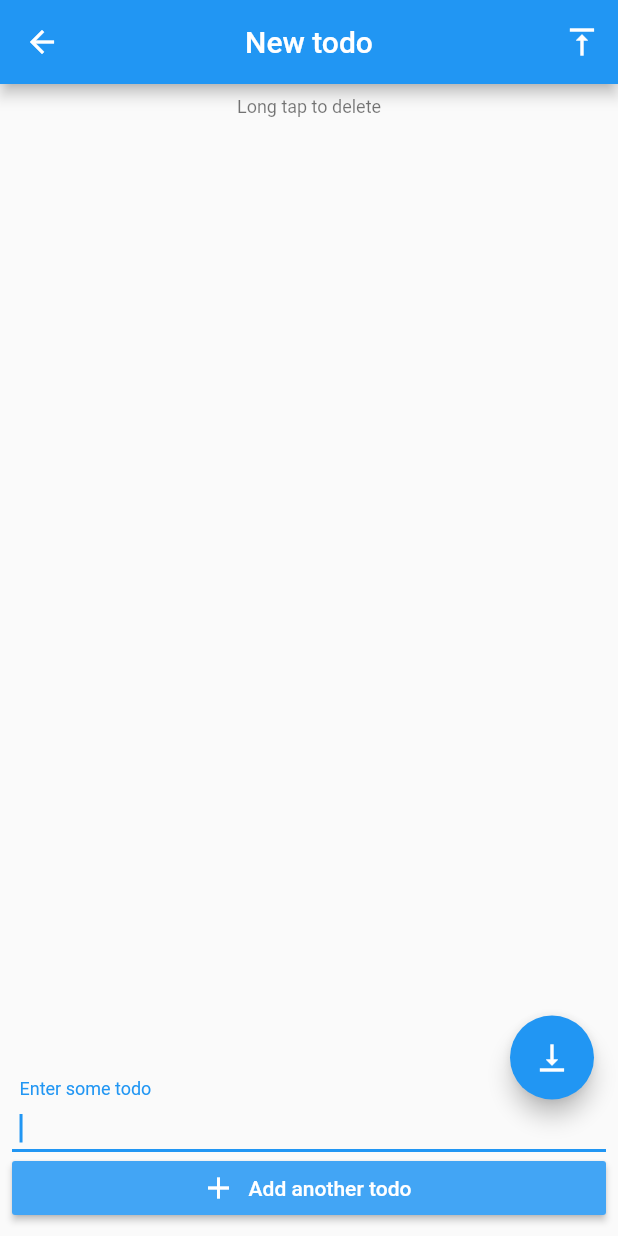
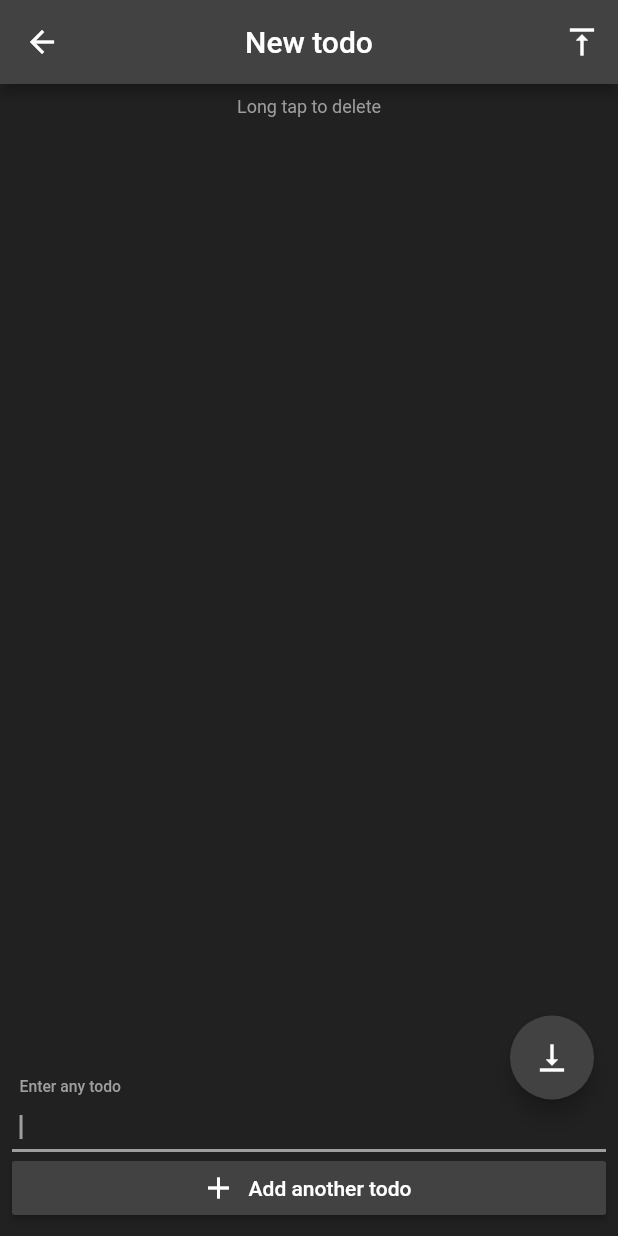
Before and after one commit to GUDN/todorashka, a Flutter app: the screen it shows after launch, after a tap on the "add" icon, on a phone screen of 412 x 824 dp. Run offline on Flutter 3.47's test engine with Material 2 defaults, Android fonts, the phone set to English and light mode, and no system bars; our stand-ins replace sqflite; accounts and stored records are empty.

Commit message:
Changed theme

```diff
--- a/lib/main.dart
+++ b/lib/main.dart
@@ -17,14 +17,32 @@ class TodoApp extends StatelessWidget {
       child: MaterialApp(
         title: 'Todo',
         theme: ThemeData(
-          primarySwatch: Colors.blue,
-          buttonColor: Colors.blue[400],
+          primarySwatch: Colors.grey,
+          primaryColor: Colors.grey[800],
+          canvasColor: Colors.grey[700],
+          backgroundColor: Colors.grey[900],
+          buttonColor: Colors.grey[800],
           textTheme: const TextTheme(
             button: const TextStyle(
               color: Colors.white
+            ),
+            headline3: const TextStyle(
+              color: Colors.white,
+            ),
+            headline6: const TextStyle(
+              color: Colors.grey,
+            ),
+            caption: const TextStyle(
+              color: Colors.grey,
+            ),
+            bodyText1: const TextStyle(
+              color: Colors.grey
+            ),
+            bodyText2: const TextStyle(
+              color: Colors.white
             )
           ),
-          iconTheme: IconThemeData(
+          iconTheme: const IconThemeData(
             color: Colors.white
           ),
           visualDensity: VisualDensity.adaptivePlatformDensity,
--- a/lib/pages/home.dart
+++ b/lib/pages/home.dart
@@ -21,6 +21,7 @@ class _HomePageState extends State<HomePage> {
     }
 
     return Scaffold(
+      backgroundColor: Theme.of(context).backgroundColor,
       appBar: AppBar(
         title: Text('TODO'),
         centerTitle: true,
@@ -50,7 +51,10 @@ class _HomePageState extends State<HomePage> {
         onPressed: () {
           Navigator.pushNamed(context, '/new');
         },
-        child: const Icon(Icons.add),
+        child: const Icon(
+          Icons.add,
+          color: Colors.white,
+        ),
         backgroundColor: Theme.of(context).primaryColor,
       ),
     );
--- a/lib/pages/new_todo.dart
+++ b/lib/pages/new_todo.dart
@@ -21,6 +21,7 @@ class _NewTodoPageState extends State<NewTodoPage> {
   @override
   Widget build(BuildContext context) {
     return Scaffold(
+      backgroundColor: Theme.of(context).backgroundColor,
       appBar: AppBar(
         title: Text('New todo'),
         centerTitle: true,
@@ -43,8 +44,14 @@ class _NewTodoPageState extends State<NewTodoPage> {
               child: ListView.builder(
                 itemCount: _todos.length,
                 itemBuilder: (context, index) => ListTile(
-                  title: Text(_todos[index]),
-                  trailing: const Icon(Icons.remove),
+                  title: Text(
+                    _todos[index],
+                    style: Theme.of(context).textTheme.bodyText2,
+                  ),
+                  trailing: const Icon(
+                    Icons.remove,
+                    color: Colors.white,
+                  ),
                   onLongPress: () {
                     setState(() {
                       _todos.removeAt(index);
@@ -63,8 +70,10 @@ class _NewTodoPageState extends State<NewTodoPage> {
                       controller: _todoInputController,
                       autocorrect: true,
                       autofocus: true,
+                      style: Theme.of(context).textTheme.bodyText2,
                       decoration: InputDecoration(
-                          labelText: 'Enter some todo',
+                          labelText: 'Enter any todo',
+                          labelStyle: Theme.of(context).textTheme.bodyText1,
                           contentPadding: EdgeInsets.symmetric(horizontal: 5)
                       ),
                       validator: (value) => value.trim().length > 0 ? null : 'Enter todo',
@@ -86,7 +95,11 @@ class _NewTodoPageState extends State<NewTodoPage> {
         padding: const EdgeInsets.fromLTRB(0, 0, 0, 75),
         child: FloatingActionButton(
           onPressed: createTodos,
-          child: const Icon(Icons.vertical_align_bottom),
+          backgroundColor: Theme.of(context).primaryColor,
+          child: const Icon(
+            Icons.vertical_align_bottom,
+            color: Colors.white,
+          ),
         ),
       ),
     );
```
Also changed, not shown: lib/pages/list_todo.dart (+14 -4 lines).
